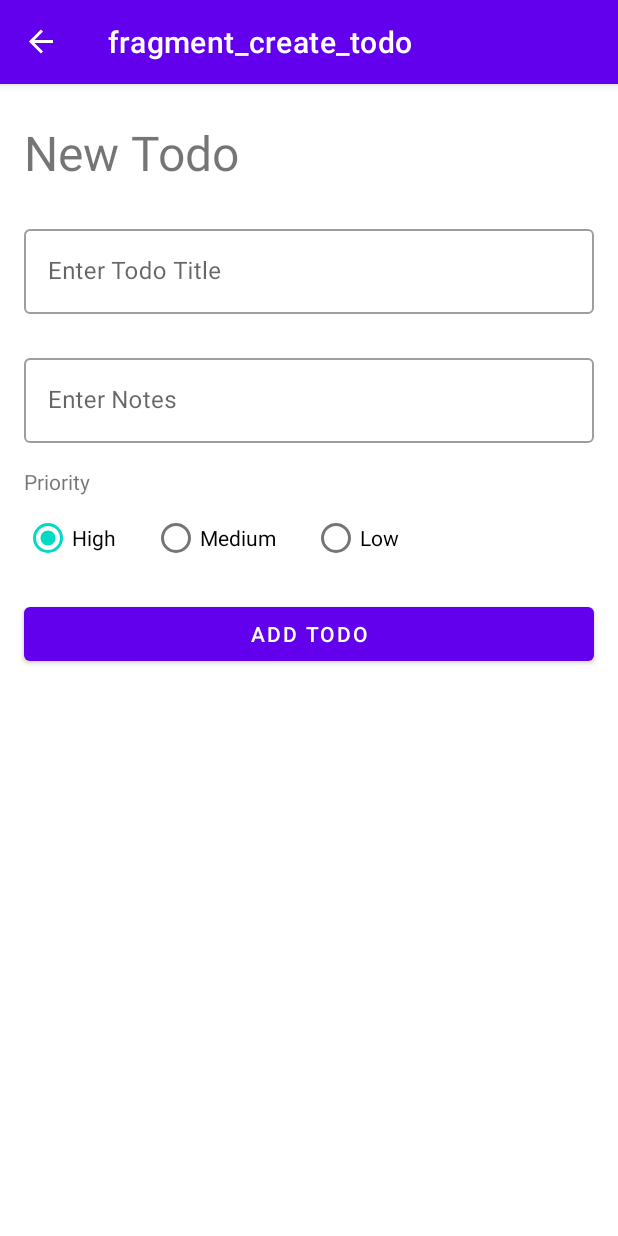
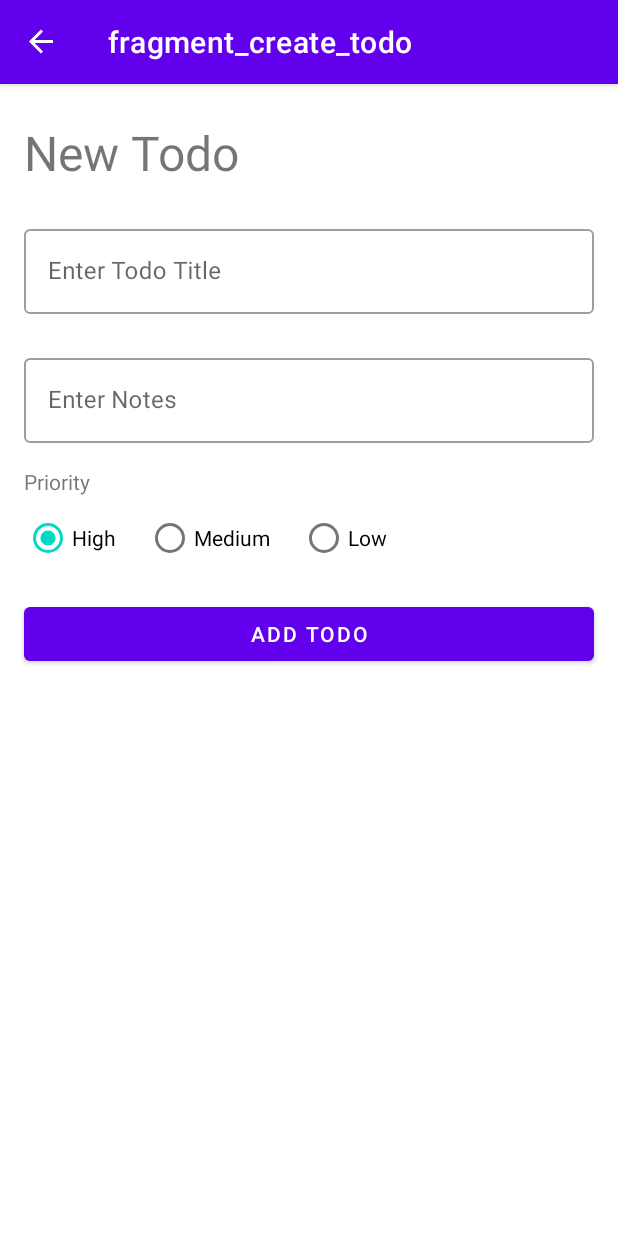
Before and after one commit to hendra047/adv_160419002_week8, an Android app: the screen it shows after launch (MainActivity), after a tap on an icon or button, on a phone screen of 412 x 824 dp. Run offline under Robolectric (Android 15) with nearby library versions, the phone set to English and light mode, and no system bars; our stand-ins replace Room's generated code, navigation-ui.

Commit message:
updated dan tugas week 9

```diff
--- a/app/src/main/java/com/ubaya/todoapp160419002/model/Model.kt
+++ b/app/src/main/java/com/ubaya/todoapp160419002/model/Model.kt
@@ -11,7 +11,9 @@ data class Todo(
     @ColumnInfo(name="notes")
     var notes: String,
     @ColumnInfo(name="priority")
-    var priority: Int
+    var priority: Int,
+    @ColumnInfo(name="is_done") // karena database SQLite tidak memiliki datatype BOOLEAN sehingga digantikan menggunakan datatype INTEGER dimana nilai TRUE digantikan dengan angka 1 dan nilai FALSE digantikan dengan angka 0
+    var isDone: Int = 0
 ) {
     @PrimaryKey(autoGenerate = true)
     var uuid: Int = 0
--- a/app/src/main/java/com/ubaya/todoapp160419002/model/TodoDao.kt
+++ b/app/src/main/java/com/ubaya/todoapp160419002/model/TodoDao.kt
@@ -7,11 +7,11 @@ interface TodoDao {
     @Insert(onConflict = OnConflictStrategy.REPLACE)
     suspend fun insertAll(vararg todo: Todo)
 
-//    @Query("SELECT * FROM todo")
-//    suspend fun selectAllTodo(): List<Todo>
+//    @Query("SELECT * FROM t0do")
+//    suspend fun selectAllTodo(): List<T0do>
+    @Query("SELECT * FROM todo WHERE is_done = 0 ORDER BY priority DESC")
+    suspend fun selectAllTodo(): List<Todo>
 
-    @Query("SELECT * FROM todo ORDER BY priority DESC")
-    suspend fun selectAllTodo(): List<Todo>
 
     @Query("SELECT * FROM todo WHERE uuid= :id")
     suspend fun selectTodo(id: Int): Todo
@@ -22,6 +22,9 @@ interface TodoDao {
     @Query("UPDATE todo SET title= :title, notes= :notes, priority= :priority WHERE uuid= :id")
     suspend fun update(title: String, notes: String, priority: Int, id: Int)
 
+    @Query("UPDATE todo SET is_done= 1 WHERE uuid= :id")
+    suspend fun updateIsDone(id: Int)
+
     @Update
     suspend fun update(todo: Todo)
 }
--- a/app/src/main/java/com/ubaya/todoapp160419002/model/TodoDatabase.kt
+++ b/app/src/main/java/com/ubaya/todoapp160419002/model/TodoDatabase.kt
@@ -5,6 +5,8 @@ import androidx.room.Database
 import androidx.room.Room
 import androidx.room.RoomDatabase
 import com.ubaya.todoapp160419002.util.MIGRATION_1_2
+import com.ubaya.todoapp160419002.util.MIGRATION_1_3
+import com.ubaya.todoapp160419002.util.MIGRATION_2_3
 
 @Database(entities = arrayOf(Todo::class), version = 2)
 abstract class TodoDatabase: RoomDatabase() {
@@ -18,7 +20,7 @@ abstract class TodoDatabase: RoomDatabase() {
             Room.databaseBuilder(
                 context.applicationContext,
                 TodoDatabase::class.java,"newtododb")
-                    .addMigrations(MIGRATION_1_2)
+                    .addMigrations(MIGRATION_1_2, MIGRATION_2_3, MIGRATION_1_3)
                     .build()
 
         operator fun invoke(context: Context) {
--- a/app/src/main/java/com/ubaya/todoapp160419002/util/Util.kt
+++ b/app/src/main/java/com/ubaya/todoapp160419002/util/Util.kt
@@ -16,6 +16,27 @@ val MIGRATION_1_2 = object : Migration(1,2) {
     }
 }
 
+val MIGRATION_2_3 = object : Migration(2,3) {
+    override fun migrate(database: SupportSQLiteDatabase) {
+        database.execSQL(
+            "ALTER TABLE todo ADD COLUMN is_done INTEGER DEFAULT 0 NOT NULL"
+        )
+    }
+}
+
+val MIGRATION_1_3 = object : Migration(1,3) {
+    override fun migrate(database: SupportSQLiteDatabase) {
+        database.execSQL(
+            "ALTER TABLE todo ADD COLUMN priority INTEGER DEFAULT 3 NOT NULL"
+        )
+        database.execSQL(
+            "ALTER TABLE todo ADD COLUMN is_done INTEGER DEFAULT 0 NOT NULL"
+        )
+    }
+}
+
+
 fun buildDb(context: Context) = Room.databaseBuilder(context, TodoDatabase::class.java, DB_NAME)
-    .addMigrations(MIGRATION_1_2)
+    .fallbackToDestructiveMigration()
+    .addMigrations(MIGRATION_1_2, MIGRATION_2_3, MIGRATION_1_3)
     .build()
--- a/app/src/main/java/com/ubaya/todoapp160419002/view/TodoListAdapter.kt
+++ b/app/src/main/java/com/ubaya/todoapp160419002/view/TodoListAdapter.kt
@@ -23,6 +23,7 @@ class TodoListAdapter(val todoList:ArrayList<Todo>, val adapterOnClick: (Todo) -
         val todo = todoList[position]
         with(holder.view) {
             checkTask.text = todo.title
+            checkTask.isChecked = false
             checkTask.setOnCheckedChangeListener { _, isChecked ->
                 if (isChecked) adapterOnClick(todo)
             }
--- a/app/src/main/java/com/ubaya/todoapp160419002/view/TodoListFragment.kt
+++ b/app/src/main/java/com/ubaya/todoapp160419002/view/TodoListFragment.kt
@@ -23,7 +23,8 @@ class TodoListFragment : Fragment() {
     private var todoListAdapter = TodoListAdapter(arrayListOf()
     ) {
 //        item -> viewModel.clearTask(item)
-        viewModel.clearTask(it)
+//        viewModel.clearTask(it)
+        viewModel.updateIsDone(it.uuid)
     }
 
     override fun onCreateView(
--- a/app/src/main/res/layout/fragment_create_todo.xml
+++ b/app/src/main/res/layout/fragment_create_todo.xml
@@ -85,44 +85,30 @@
         app:layout_constraintStart_toStartOf="@+id/textView"
         app:layout_constraintTop_toBottomOf="@+id/textView">
 
-        <androidx.constraintlayout.widget.ConstraintLayout
-            android:layout_width="match_parent"
-            android:layout_height="match_parent">
-
         <RadioButton
             android:id="@+id/radioHigh"
             android:layout_width="wrap_content"
             android:layout_height="wrap_content"
             android:checked="true"
             android:tag="3"
-                android:text="High"
-                app:layout_constraintBottom_toBottomOf="parent"
-                app:layout_constraintStart_toStartOf="parent"
-                app:layout_constraintTop_toTopOf="parent" />
+            android:text="High" />
 
         <RadioButton
             android:id="@+id/radioMedium"
             android:layout_width="wrap_content"
             android:layout_height="wrap_content"
-                android:layout_marginStart="24dp"
+            android:layout_marginStart="20dp"
             android:tag="2"
-                android:text="Medium"
-                app:layout_constraintBottom_toBottomOf="@+id/radioHigh"
-                app:layout_constraintStart_toEndOf="@+id/radioHigh"
-                app:layout_constraintTop_toTopOf="@+id/radioHigh" />
+            android:text="Medium" />
 
         <RadioButton
             android:id="@+id/radioLow"
             android:layout_width="wrap_content"
             android:layout_height="wrap_content"
-                android:layout_marginStart="24dp"
-                android:layout_weight="1"
+            android:layout_marginStart="20dp"
+            android:layout_weight="0"
             android:tag="1"
-                android:text="Low"
-                app:layout_constraintBottom_toBottomOf="@+id/radioMedium"
-                app:layout_constraintStart_toEndOf="@+id/radioMedium"
-                app:layout_constraintTop_toTopOf="@+id/radioMedium" />
-        </androidx.constraintlayout.widget.ConstraintLayout>
+            android:text="Low" />
 
     </RadioGroup>
 </androidx.constraintlayout.widget.ConstraintLayout>
```
Also changed, not shown: app/src/main/java/com/ubaya/todoapp160419002/viewmodel/ListTodoViewModel.kt (+11 -0 lines). Lines whose indentation alone changed are shown as unchanged.
